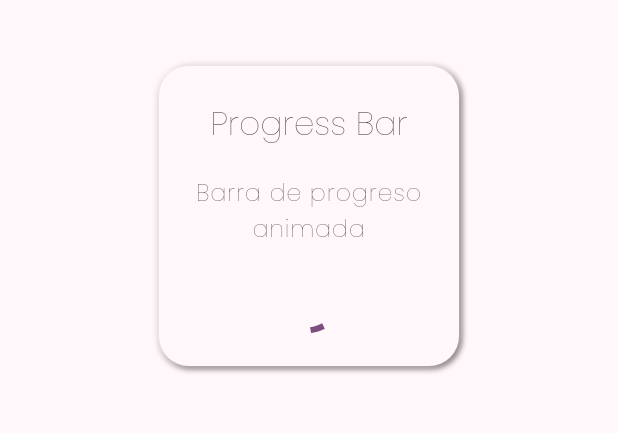
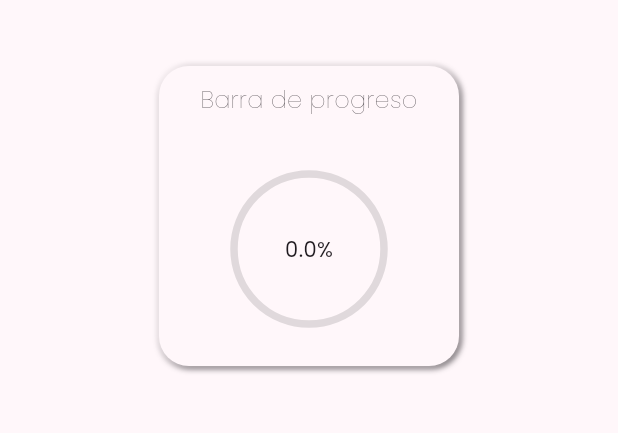
Before and after one commit to Cesart18/widget-app, a Flutter app: the screen it shows after launch, on a phone screen of 412 x 824 dp, the part 63-496 px from its top. Run offline on Flutter 3.47's test engine with Material 3 defaults, Android fonts, the phone set to English and light mode, and no system bars; our stand-ins replace bloc, equatable, flutter_bloc, get_it, go_router, google_fonts.

Commit message:
agregado: circularProgressbard widget, implemente: incremento y manejo de porcentaje

```diff
--- a/lib/config/constants/app_menu_items.dart
+++ b/lib/config/constants/app_menu_items.dart
@@ -1,16 +1,25 @@
 import 'package:flutter/material.dart';
 import 'package:widgets_app/domain/domain.dart';
+import 'package:widgets_app/presentation/presentation.dart';
 
 // items de la pagina de navegacion
 
 // estos son los heros tags usados en las animaciones hero para cada uno de los elementos
-const progressHeroTag = 'progress-bar';
 
-const appMenuItems = <MenuItem>[
+
+
+class ConstantsItems {
+
+  static const progressHeroTag = 'progress-bar';
+
+  static const appMenuItems = <MenuItem>[
   MenuItem(
-      title: 'Progress Bar',
-      subTitle: 'Barra de progreso animada',
+      title: 'Barra de progreso',
       link: '/progress-bar',
-      icon:  Hero(tag: progressHeroTag, child:  CircularProgressIndicator())),
+      icon:  Hero(tag: progressHeroTag, child: CustomCircularProgressBar())),
 
 ];
+
+
+
+}
--- a/lib/config/services/service_locator.dart
+++ b/lib/config/services/service_locator.dart
@@ -1,10 +1,12 @@
 
 
 import 'package:get_it/get_it.dart';
+import 'package:widgets_app/presentation/presentation.dart';
 
 GetIt getIt = GetIt.instance;
 
 void serviceLocatorInit(){
 
+  getIt.registerSingleton(ProgressBloc());
 
 }
--- a/lib/domain/entities/menu_item.dart
+++ b/lib/domain/entities/menu_item.dart
@@ -2,13 +2,11 @@ import 'package:flutter/material.dart';
 
 class MenuItem {
   final String title;
-  final String subTitle;
   final String link;
   final Widget icon;
 
   const MenuItem(
       {required this.title,
-      required this.subTitle,
       required this.link,
       required this.icon});
 }
--- a/lib/main.dart
+++ b/lib/main.dart
@@ -1,7 +1,25 @@
 import 'package:flutter/material.dart';
+import 'package:flutter_bloc/flutter_bloc.dart';
 import 'package:widgets_app/config/config.dart';
+import 'package:widgets_app/presentation/presentation.dart';
 
-void main() => runApp(const MyApp());
+void main() {
+  serviceLocatorInit();
+  runApp(const BlocsProvider());
+}
+
+class BlocsProvider extends StatelessWidget {
+  const BlocsProvider({super.key});
+
+  @override
+  Widget build(BuildContext context) {
+    return MultiBlocProvider(
+      providers: [
+          BlocProvider(create: (context) => getIt<ProgressBloc>())
+      ],
+       child: const MyApp());
+  }
+}
 
 class MyApp extends StatelessWidget {
   const MyApp({super.key});
--- /dev/null
+++ b/lib/presentation/blocs/progress/progress_bloc.dart
@@ -0,0 +1,22 @@
+import 'package:bloc/bloc.dart';
+import 'package:equatable/equatable.dart';
+
+part 'progress_event.dart';
+part 'progress_state.dart';
+
+class ProgressBloc extends Bloc<ProgressEvent, ProgressState> {
+  ProgressBloc() : super(const ProgressState()) {
+    on<IncreasePercentage>(_increasePercentageHandler);
+  }
+
+  void increasePercentage(){
+    add(IncreasePercentage());
+  }
+
+  void _increasePercentageHandler( IncreasePercentage event, Emitter<ProgressState> emit ){
+    emit( state.copyWith( percentage: state.percentage + 10 ) );
+    if ( state.percentage > 100 ){
+      emit(state.copyWith(percentage: 0));
+    }
+  }
+}
--- /dev/null
+++ b/lib/presentation/blocs/progress/progress_event.dart
@@ -0,0 +1,11 @@
+part of 'progress_bloc.dart';
+
+sealed class ProgressEvent extends Equatable {
+  const ProgressEvent();
+
+  @override
+  List<Object> get props => [];
+}
+
+
+class IncreasePercentage extends ProgressEvent{}
--- /dev/null
+++ b/lib/presentation/blocs/progress/progress_state.dart
@@ -0,0 +1,17 @@
+part of 'progress_bloc.dart';
+
+ class ProgressState extends Equatable {
+
+  final double percentage;
+
+  const ProgressState({ this.percentage = 0.0});
+
+  ProgressState copyWith({
+    double? percentage
+  }) => ProgressState(
+    percentage: percentage ?? this.percentage
+  );
+
+  @override
+  List<Object> get props => [ percentage ];
+}
--- a/lib/presentation/presentation.dart
+++ b/lib/presentation/presentation.dart
@@ -2,6 +2,9 @@
 export 'screens/home/home_screen.dart';
 export 'screens/progress_bar/progress_bar_screen.dart';
 
-
 // widgets
 export 'widgets/custom_item_card.dart';
+export 'widgets/custom_circular_progress_bar.dart';
+
+// blocs
+export 'blocs/progress/progress_bloc.dart';
--- a/lib/presentation/screens/home/home_screen.dart
+++ b/lib/presentation/screens/home/home_screen.dart
@@ -17,7 +17,7 @@ class HomeScreen extends StatelessWidget {
             crossAxisAlignment: CrossAxisAlignment.center,
             children: [
               const SizedBox(height: 20,),
-              ...appMenuItems.map((item) => CustomItemCard(item: item))
+              ...ConstantsItems.appMenuItems.map((item) => CustomItemCard(item: item))
             ],
           ),
         )),
--- a/lib/presentation/screens/progress_bar/progress_bar_screen.dart
+++ b/lib/presentation/screens/progress_bar/progress_bar_screen.dart
@@ -1,5 +1,7 @@
 import 'package:flutter/material.dart';
+import 'package:flutter_bloc/flutter_bloc.dart';
 import 'package:widgets_app/config/constants/app_menu_items.dart';
+import 'package:widgets_app/presentation/presentation.dart';
 
 class ProgressBarScreen extends StatelessWidget {
   const ProgressBarScreen({super.key});
@@ -11,8 +13,12 @@ class ProgressBarScreen extends StatelessWidget {
         title: const Text('Progress Screen')
       ),
       body: const Center(
-        child: Hero(tag: progressHeroTag, child:  CircularProgressIndicator()),
+        child: Hero(tag: ConstantsItems.progressHeroTag, child:  CustomCircularProgressBar()),
       ),
+      floatingActionButton: FloatingActionButton(onPressed: (){
+        context.read<ProgressBloc>().increasePercentage();
+      },
+      child: const Icon(Icons.refresh),),
     );
   }
 }
--- /dev/null
+++ b/lib/presentation/widgets/custom_circular_progress_bar.dart
@@ -0,0 +1,18 @@
+import 'package:flutter/material.dart';
+import 'package:flutter_bloc/flutter_bloc.dart';
+import 'package:widgets_app/presentation/presentation.dart';
+import 'package:widgets_app/shared/shared.dart';
+
+class CustomCircularProgressBar extends StatelessWidget {
+  const CustomCircularProgressBar({super.key});
+
+  @override
+  Widget build(BuildContext context) {
+
+    final percentage = context.watch<ProgressBloc>().state.percentage;
+
+    return CircularProgressBar(
+      percentage: percentage,
+    );
+  }
+}
--- a/lib/presentation/widgets/custom_item_card.dart
+++ b/lib/presentation/widgets/custom_item_card.dart
@@ -15,6 +15,7 @@ class CustomItemCard extends StatelessWidget {
         onTap: () => context.push(item.link),
         child: Container(
           margin: const EdgeInsets.all(10),
+          padding: const EdgeInsets.all(10),
           constraints: const BoxConstraints(
               minHeight: 200, maxHeight: 200, minWidth: 200, maxWidth: 200),
           decoration: containerDecoration(colors),
@@ -24,20 +25,15 @@ class CustomItemCard extends StatelessWidget {
             children: [
 
               Text(item.title,
-              style: textStyle.titleLarge?.copyWith(
+              textAlign: TextAlign.center,
+              style: textStyle.titleMedium?.copyWith(
                 fontWeight: FontWeight.w200
               ),),
 
               const SizedBox(height: 20,),
-
-              Text(item.subTitle,
-              textAlign: TextAlign.center,
-              style: textStyle.bodyLarge?.copyWith(
-                fontWeight: FontWeight.w200,
-              ),),
-
-              const SizedBox(height: 20,),
-              item.icon
+              Expanded(
+                child: item.icon,
+              )
             ],
           ),
         ));
--- /dev/null
+++ b/lib/shared/shared.dart
@@ -0,0 +1,2 @@
+// progress bar
+export 'widgets/progress_bar/circular_progress_bar.dart';
--- /dev/null
+++ b/lib/shared/widgets/progress_bar/circular_progress_bar.dart
@@ -0,0 +1,137 @@
+import 'dart:math';
+import 'package:flutter/material.dart';
+
+/// Este widget representa una barra de progreso radial personalizada que muestra una pista circular con un arco de color que indica el progreso.
+///
+/// Se puede utilizar para representar visualmente el progreso de una tarea u operación.
+class CircularProgressBar extends StatefulWidget {
+
+  final double size;
+  // El tamaño de la barra de progreso. Predeterminado: 100
+  final double percentage;
+  // El porcentaje de la barra de progreso. Predeterminado: 50
+  final Color backgroundColor;
+  /// El color de fondo de la pista circular.
+
+  final Color percentageColor;
+  /// El color del arco de progreso.
+
+  final double strokeWidth;
+  /// el grosor de la barra de progreso. Predeterminado = 5
+
+   const CircularProgressBar({
+    super.key, this.size = 100,
+     this.percentage = 50,
+      this.backgroundColor = Colors.black12,
+        this.percentageColor = Colors.red,
+        this.strokeWidth = 5
+        });
+
+  @override
+  State<CircularProgressBar> createState() => _CircularProgressBarState();
+}
+
+class _CircularProgressBarState extends State<CircularProgressBar> with SingleTickerProviderStateMixin{
+
+   late AnimationController _controller;
+  late double lastPercentage ;
+  double newPercentage = 0.0;
+
+  @override
+  void initState() {
+    super.initState();
+    _controller = AnimationController(vsync: this, duration: const Duration(milliseconds: 500));
+    lastPercentage = widget.percentage;
+  }
+
+  @override
+  void dispose() {
+    _controller.dispose();
+    super.dispose();
+  }
+
+  @override
+  Widget build(BuildContext context) {
+    _controller.forward( from: 0.0 );
+    final textStyle = Theme.of(context).textTheme;
+
+    final diference = widget.percentage - lastPercentage;
+    lastPercentage = widget.percentage;
+
+    return Stack(
+      children: [
+        Align(
+          alignment: Alignment.center,
+          child: AnimatedBuilder(
+            animation: _controller,
+            builder: (context, child) {
+                return SizedBox(
+              width: widget.size,
+              height: widget.size,
+              child: CustomPaint(
+                painter: _RadialProgressBar(
+                   percentage: ( widget.percentage - diference ) + ( diference * _controller.value ),
+                   backgroundColor: widget.backgroundColor,
+                   percentageColor: widget.percentageColor,
+                   strokeWidth: widget.strokeWidth
+                   ),
+              ),
+            );
+            },
+          ),
+        ),
+         Align(
+          alignment: Alignment.center,
+          child: Text('${widget.percentage}%',
+          style: textStyle.bodyMedium,))
+      ],
+    );
+  }
+}
+
+
+class _RadialProgressBar extends CustomPainter{
+
+  final double percentage;
+  final Color backgroundColor;
+  final Color percentageColor;
+  final double strokeWidth;
+  _RadialProgressBar({ required this.percentage, required this.backgroundColor, required this.percentageColor, required this.strokeWidth,});
+
+
+
+
+  @override
+  void paint(Canvas canvas, Size size) {
+
+    final paint = Paint()
+    ..color = backgroundColor
+    ..style = PaintingStyle.stroke
+    ..strokeWidth = strokeWidth;
+
+    final center = Offset(size.width * 0.5, size.height / 2);
+    final radio = min(size.width * 0.5, size.height * 0.5);
+    // Dibuja el círculo de fondo
+    canvas.drawCircle(center, radio, paint);
+
+
+  final paintArco = Paint()
+      ..color = percentageColor
+      ..style = PaintingStyle.stroke
+      ..strokeWidth = strokeWidth
+      ..strokeCap = StrokeCap.round;
+
+    double arcAngle = 2 * pi * (percentage / 100);
+// Dibuja el arco de progreso
+    canvas.drawArc(
+        Rect.fromCircle(center: center, radius: radio),
+        -pi / 2,
+        arcAngle,
+        false,
+        paintArco);
+  }
+
+  @override
+  bool shouldRepaint(covariant CustomPainter oldDelegate) => true;
+
+}
```
Also changed, not shown: pubspec.yaml (+1 -6 lines), pubspec.lock.
